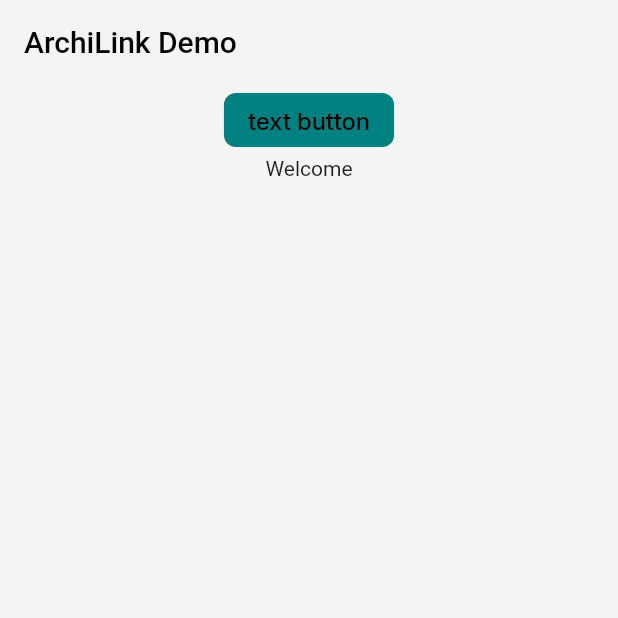
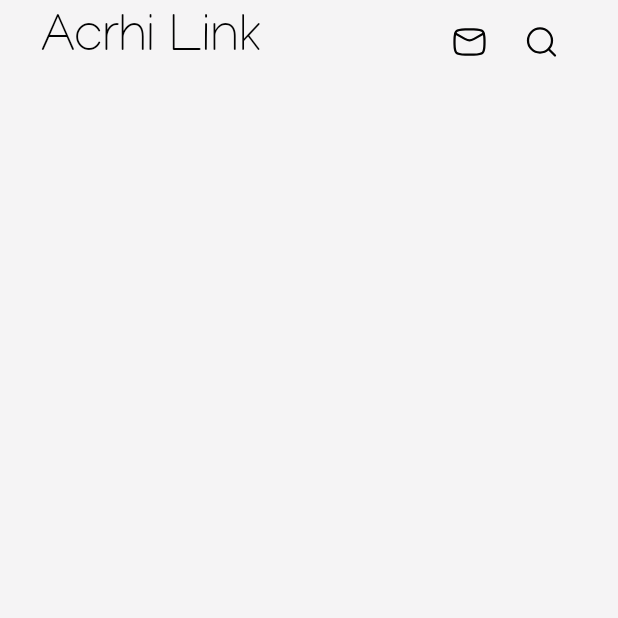
Before and after one commit to hasanShaaban/archilink, a Flutter app: the screen it shows after launch, on a phone screen of 412 x 824 dp, the top half of it. Run offline on Flutter 3.47's test engine with Material 3 defaults, Android fonts, the phone set to English and light mode, and no system bars; our stand-ins replace flutter_svg.

Commit message:
main page appbar

```diff
--- a/lib/core/theme/dark_theme.dart
+++ b/lib/core/theme/dark_theme.dart
@@ -19,6 +19,14 @@ ThemeData darkTheme = ThemeData(
     centerTitle: false,
   ),
 
+  iconButtonTheme: IconButtonThemeData(
+    style: ButtonStyle(
+    splashFactory: NoSplash.splashFactory,          // disable ripple
+    overlayColor: WidgetStateProperty.all(Colors.transparent), // no overlay tint
+    tapTargetSize: MaterialTapTargetSize.shrinkWrap, // optional: reduces hit area
+  ),
+  ),
+
   elevatedButtonTheme: ElevatedButtonThemeData(
 
     style: ElevatedButton.styleFrom(
--- a/lib/core/theme/light_theme.dart
+++ b/lib/core/theme/light_theme.dart
@@ -10,7 +10,7 @@ ThemeData lightTheme = ThemeData(
   colorScheme: ColorScheme.light(
     primary: AppColors.tael,
     onPrimary: AppColors.richBlack,
-    surface: AppColors.lightGreyLighMode,
+    surface: AppColors.lightGreyLightMode,
     onSurface: AppColors.richBlack
   ),
   appBarTheme: const AppBarTheme(
--- a/lib/core/utils/app_colors.dart
+++ b/lib/core/utils/app_colors.dart
@@ -1,4 +1,5 @@
 import 'package:flutter/cupertino.dart';
+import 'package:flutter/material.dart';
 
 abstract class AppColors {
   static const white = Color(0xFFF5F4F5);
@@ -6,8 +7,24 @@ abstract class AppColors {
   static const tael = Color(0xFF008080);
   static const lightTeal = Color(0xFF00ACAC);
   static const richBlack = Color(0xFF020202);
-  static const lightGreyLighMode = Color(0xFFD9D9D9);
+  static const lightGreyLightMode = Color(0xFFD9D9D9);
   static const lightGrayDarkMode = Color(0xFF989898);
   static const gray = Color(0xFF636363);
   static const darkGray = Color(0xFF242527);
 }
+
+abstract class AppColorsFromTheme {
+  static lightGray(BuildContext context) =>
+      Theme.of(context).brightness == Brightness.light
+      ? AppColors.lightGreyLightMode
+      : AppColors.lightGrayDarkMode;
+  static primaryColor(BuildContext context) =>
+      Theme.of(context).brightness == Brightness.light
+      ? AppColors.tael
+      : AppColors.lightTeal;
+  static textColor(BuildContext context) =>
+      Theme.of(context).brightness == Brightness.light
+      ? AppColors.richBlack
+      : AppColors.whiteForElements;
+
+}
--- /dev/null
+++ b/lib/features/main/presentation/views/main_page.dart
@@ -0,0 +1,29 @@
+
+import 'package:archilink/core/utils/app_text_style.dart';
+import 'package:archilink/core/utils/assets.dart';
+import 'package:archilink/features/main/presentation/views/widgets/app_bar_action_button.dart';
+import 'package:flutter/material.dart';
+
+class MainView extends StatelessWidget {
+  const MainView({super.key});
+
+  @override
+  Widget build(BuildContext context) {
+    return Scaffold(
+      appBar: AppBar(
+        actionsPadding: EdgeInsets.only(right: 27),
+        titleSpacing: 27,
+        title: Text(
+          'Acrhi Link',
+          style: AppTextStyle.appTilte.copyWith(
+            color: Theme.of(context).colorScheme.onSurface,
+          ),
+        ),
+        actions: [
+          AppBarActionButton(icon: Assets.assetsIconsMail, onPress: () {}),
+          AppBarActionButton(icon: Assets.assetsIconsSearch, onPress: () {}),
+        ],
+      ),
+    );
+  }
+}
--- /dev/null
+++ b/lib/features/main/presentation/views/widgets/app_bar_action_button.dart
@@ -0,0 +1,21 @@
+import 'package:archilink/core/utils/app_colors.dart';
+import 'package:flutter/material.dart';
+import 'package:flutter_svg/svg.dart';
+
+class AppBarActionButton extends StatelessWidget {
+  const AppBarActionButton({super.key, required this.icon, this.onPress});
+  final String icon;
+  final VoidCallback? onPress;
+  @override
+  Widget build(BuildContext context) {
+    return IconButton(
+      splashRadius: 20,
+      splashColor: AppColorsFromTheme.lightGray(context),
+      onPressed: onPress,
+      icon: SvgPicture.asset(
+        icon,
+        color: Theme.of(context).colorScheme.onSurface,
+      ),
+    );
+  }
+}
--- a/lib/main.dart
+++ b/lib/main.dart
@@ -1,4 +1,5 @@
 import 'package:archilink/core/theme/app_theme.dart';
+import 'package:archilink/features/main/presentation/views/main_page.dart';
 import 'package:archilink/generated/l10n.dart';
 import 'package:flutter/material.dart';
 import 'package:flutter_localizations/flutter_localizations.dart';
@@ -33,30 +34,7 @@ class MyApp extends StatelessWidget {
       darkTheme: AppTheme.darkMode,
       themeMode: ThemeMode.system,
 
-      home: Test(),
+      home:MainView(),
     );
   }
 }
-
-class Test extends StatelessWidget {
-  const Test({
-    super.key,
-  });
-
-  @override
-  Widget build(BuildContext context) {
-    return Scaffold(
-      appBar: AppBar(
-        title: const Text('ArchiLink Demo'),
-      ),
-      body: Column(
-        children: [
-          ElevatedButton(onPressed: (){}, child: Text('text button',)),
-          Center(
-            child: Text(S.of(context).welcome),
-          ),
-        ],
-      ),
-    );
-  }
-}
--- a/pubspec.yaml
+++ b/pubspec.yaml
@@ -33,6 +33,7 @@ dependencies:
     sdk: flutter
   flutter_localizations:
     sdk: flutter
+  flutter_svg: ^2.2.1
   intl_utils: ^2.8.12
 
 dev_dependencies:
@@ -50,8 +51,8 @@ flutter:
   # the material Icons class.
   uses-material-design: true
   # To add assets to your application, add an assets section, like this:
-  # assets:
-  #   - images/a_dot_burr.jpeg
+  assets:
+    - assets/icons/
   #   - images/a_dot_ham.jpeg
   # An image asset can refer to one or more resolution-specific "variants", see
   # https://flutter.dev/to/resolution-aware-images
```
Also changed, not shown: pubspec.lock.
